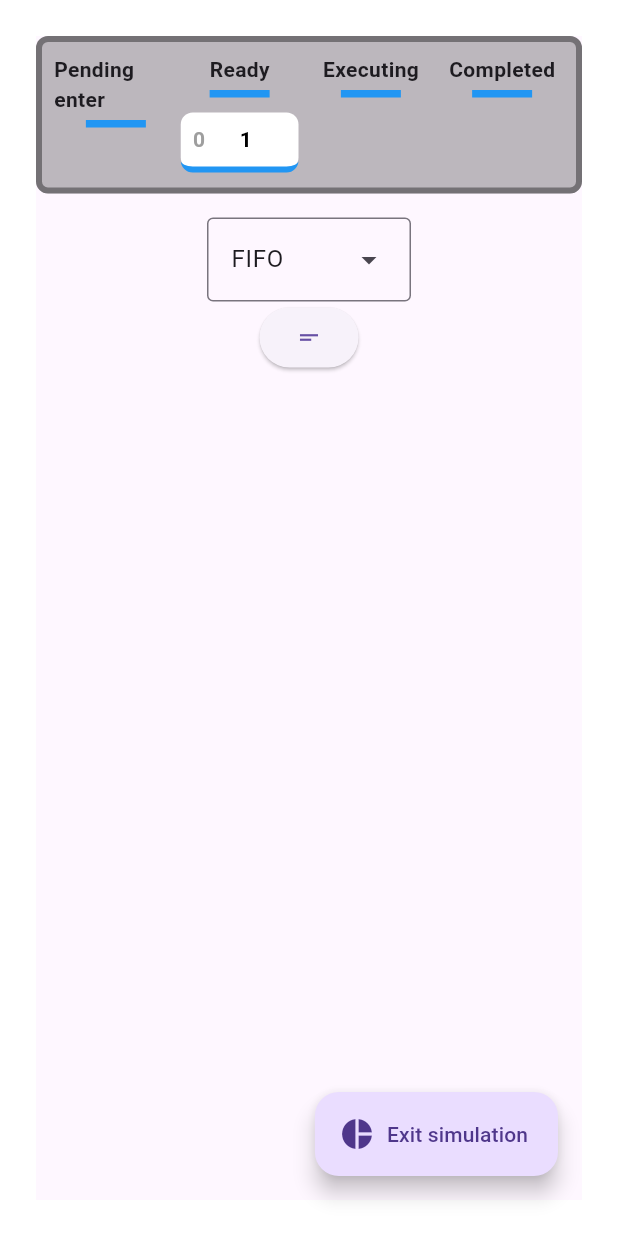
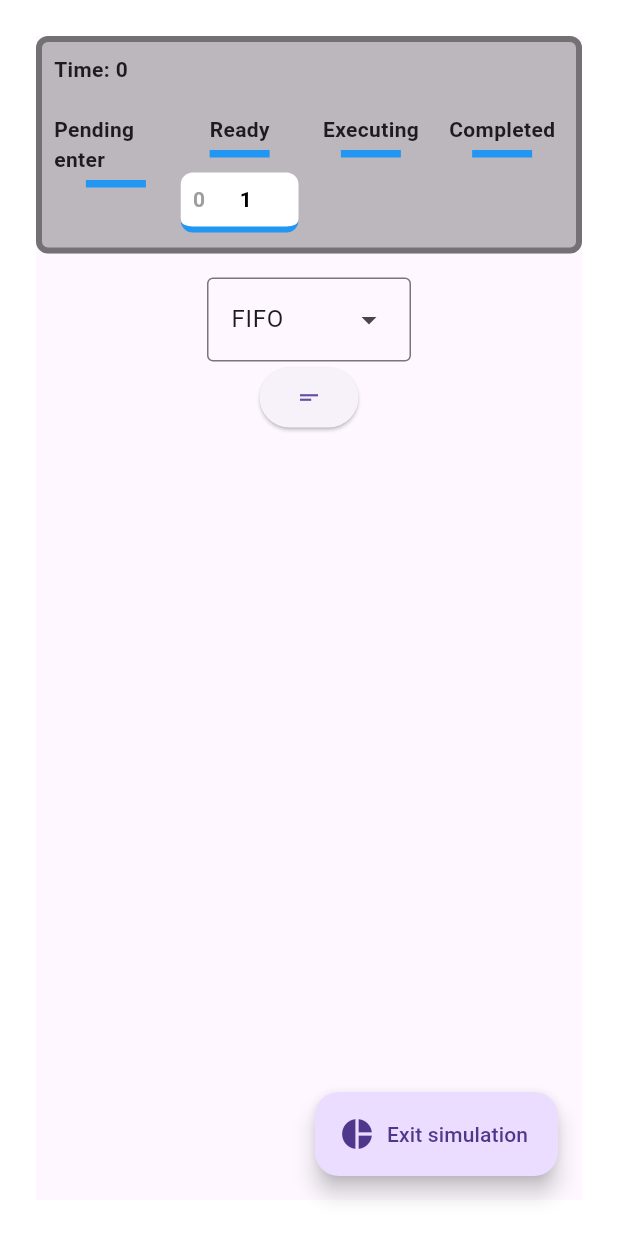
Before and after one commit to EliasHernandezAbreu/tfg, a Flutter app: the PlanningPage screen opened directly, after a tap on the "add box" icon, after a tap on the "remove circle outline" icon, after a tap on "Start simulation", on a phone screen of 412 x 824 dp. Run offline on Flutter 3.47's test engine with Material 3 defaults, Android fonts, the phone set to English and light mode, and no system bars.

Commit message:
logo and improved process table

```diff
--- a/lib/planning/planning_process_list.dart
+++ b/lib/planning/planning_process_list.dart
@@ -1,5 +1,6 @@
 import 'package:flutter/material.dart';
 import 'package:flutter/services.dart';
+import 'package:tfg/custom/number_input.dart';
 import 'package:tfg/planning/cpu_process.dart';
 
 class PlanningProcessList extends StatelessWidget {
@@ -35,19 +36,13 @@ class PlanningProcessList extends StatelessWidget {
           ),
         ),
         Text(index.toString(), textAlign: TextAlign.center),
-        TextFormField(
-          textAlign: TextAlign.center,
-          keyboardType: TextInputType.number,
-          inputFormatters: [FilteringTextInputFormatter.digitsOnly],
-          initialValue: process.enterTime.toString(),
-          onChanged: (value) { changeProcessEnterTime(index, int.parse(value)); },
+        NumberInput(
+          onChanged: (value) { changeProcessEnterTime(index, value); },
+          initialValue: process.enterTime,
         ),
-        TextFormField(
-          textAlign: TextAlign.center,
-          keyboardType: TextInputType.number,
-          inputFormatters: [FilteringTextInputFormatter.digitsOnly],
-          initialValue: process.timeToComplete.toString(),
-          onChanged: (value) { changeProcessTimeToComplete(index, int.parse(value)); },
+        NumberInput(
+          onChanged: (value) { changeProcessTimeToComplete(index, value); },
+          initialValue: process.timeToComplete,
         ),
       ]
     );
--- a/lib/planning/planning_simulation.dart
+++ b/lib/planning/planning_simulation.dart
@@ -44,7 +44,15 @@ class PlanningSimulation extends StatelessWidget {
             borderRadius: const BorderRadius.all(Radius.circular(8)),
             border: Border.all(width: 4, color: Colors.black38),
           ),
-          child: Row(
+          child: Column(
+            crossAxisAlignment: CrossAxisAlignment.start,
+            children: [
+              Text(
+                "Time: ${planningContext.currentTime}",
+                style: const TextStyle(fontWeight: FontWeight.bold)
+              ),
+              const SizedBox(height: 20),
+              Row(
                 mainAxisAlignment: MainAxisAlignment.spaceAround,
                 crossAxisAlignment: CrossAxisAlignment.start,
                 children: [
@@ -74,6 +82,8 @@ class PlanningSimulation extends StatelessWidget {
                   ]),
                 ],
               ),
+            ],
+          ),
         ),
         const DropdownMenu(
           onSelected: null,
```
Also changed, not shown: lib/custom/number_input.dart (added, +48 -0 lines), lib/main_window.dart (+25 -3 lines), assets/logo.png (added). Lines whose indentation alone changed are shown as unchanged.
